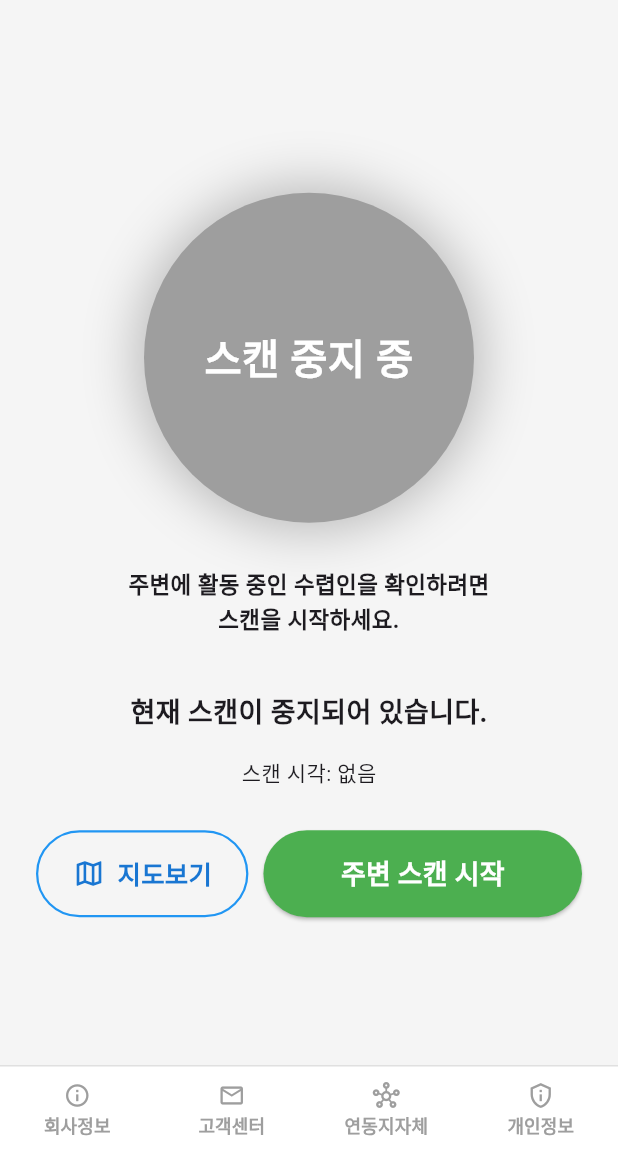
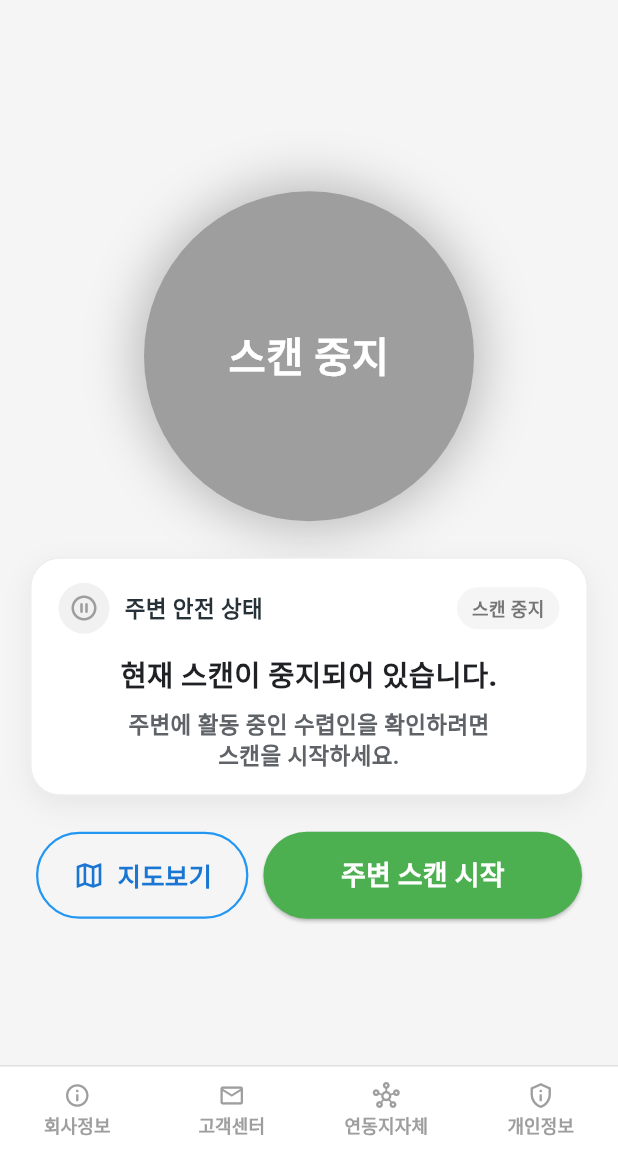
Before and after one commit to anyhunter-63/safety_ios_2025, a Flutter app: the screen it shows after launch, after a tap on "동의 안함", on a phone screen of 412 x 824 dp, the part 84-1236 px from its top. Run offline on Flutter 3.47's test engine with Material 3 defaults, Android fonts, the phone set to English and light mode, and no system bars; our stand-ins replace audioplayers, flutter_compass, flutter_map, flutter_tts, geolocator, get_storage and 4 more; project files that could hold a hidden picture were left out.

Commit message:
Build iOS safety_ios

```diff
--- a/analysis_options.yaml
+++ b/analysis_options.yaml
@@ -7,6 +7,15 @@
 
 # The following line activates a set of recommended lints for Flutter apps,
 # packages, and plugins designed to encourage good coding practices.
+analyzer:
+  exclude:
+    - build/**
+    - android/**
+    - ios/**
+    - web/**
+    - windows/**
+    - macos/**
+    - linux/**
 include: package:flutter_lints/flutter.yaml
 
 linter:
--- a/lib/main.dart
+++ b/lib/main.dart
@@ -1388,7 +1388,7 @@ Future<void> _openHunterMap() async {
     final caution = _cautionText();
 
     // 스캔 시작 전에는 SAFE로 보이지 않도록 별도 상태 표시
-    final String displayLevel = _running ? _level : '스캔 중지 중';
+    final String displayLevel = _running ? _level : '스캔 중지';
 
     // 🔹 원 기본색
     // 스캔 중지 상태에서는 초록색(SAFE) 대신 회색으로 표시한다.
@@ -1472,26 +1472,157 @@ Future<void> _openHunterMap() async {
                 ),
               ),
             ),
-            const SizedBox(height: 30),
-            _buildRangeMessage(),
-            const SizedBox(height: 8),
-            if (_running) const ScanProgressBar(),
-            Text(
-              _distanceText(),
-              style: const TextStyle(fontSize: 15),
+            const SizedBox(height: 24),
+
+            // 주변 상태 정보 카드
+            // Android / iOS 공용 UI이며 스캔·경보 로직은 변경하지 않는다.
+            Container(
+              width: double.infinity,
+              margin: const EdgeInsets.symmetric(horizontal: 4),
+              padding: const EdgeInsets.fromLTRB(18, 16, 18, 15),
+              decoration: BoxDecoration(
+                color: Colors.white,
+                borderRadius: BorderRadius.circular(20),
+                border: Border.all(
+                  color: Colors.grey.shade200,
+                  width: 1,
+                ),
+                boxShadow: const [
+                  BoxShadow(
+                    color: Color(0x10000000),
+                    blurRadius: 16,
+                    offset: Offset(0, 6),
+                  ),
+                ],
+              ),
+              child: Column(
+                children: [
+                  Row(
+                    children: [
+                      Container(
+                        width: 34,
+                        height: 34,
+                        decoration: BoxDecoration(
+                          shape: BoxShape.circle,
+                          color: baseColor.withOpacity(0.14),
+                        ),
+                        child: Icon(
+                          _running
+                              ? Icons.radar_rounded
+                              : Icons.pause_circle_outline_rounded,
+                          size: 20,
+                          color: baseColor,
+                        ),
+                      ),
+                      const SizedBox(width: 10),
+                      const Expanded(
+                        child: Text(
+                          '주변 안전 상태',
+                          style: TextStyle(
+                            fontSize: 15,
+                            fontWeight: FontWeight.w800,
+                            color: Color(0xFF263238),
+                          ),
+                        ),
+                      ),
+                      Container(
+                        padding: const EdgeInsets.symmetric(
+                          horizontal: 10,
+                          vertical: 5,
+                        ),
+                        decoration: BoxDecoration(
+                          color: _running
+                              ? Colors.green.shade50
+                              : Colors.grey.shade100,
+                          borderRadius: BorderRadius.circular(20),
+                        ),
+                        child: Text(
+                          _running ? '스캔 중' : '스캔 중지',
+                          style: TextStyle(
+                            fontSize: 12,
+                            fontWeight: FontWeight.w800,
+                            color: _running
+                                ? Colors.green.shade700
+                                : Colors.grey.shade600,
+                          ),
+                        ),
+                      ),
+                    ],
+                  ),
+
+                  const SizedBox(height: 14),
+
+                  if (caution.isNotEmpty)
+                    Text(
+                      caution,
+                      textAlign: TextAlign.center,
+                      style: const TextStyle(
+                        fontSize: 19,
+                        height: 1.35,
+                        fontWeight: FontWeight.w800,
+                        color: Color(0xFF202124),
+                      ),
+                    ),
+
+                  const SizedBox(height: 9),
+
+                  DefaultTextStyle.merge(
+                    textAlign: TextAlign.center,
+                    style: const TextStyle(
+                      fontSize: 15,
+                      height: 1.35,
+                      fontWeight: FontWeight.w600,
+                      color: Color(0xFF5F6368),
+                    ),
+                    child: _buildRangeMessage(),
+                  ),
+
+                  if (_running) ...[
+                    const SizedBox(height: 2),
+                    const ScanProgressBar(),
+                  ],
+
+                  if (_distanceText().isNotEmpty) ...[
+                    const SizedBox(height: 2),
+                    Container(
+                      padding: const EdgeInsets.symmetric(
+                        horizontal: 12,
+                        vertical: 8,
+                      ),
+                      decoration: BoxDecoration(
+                        color: const Color(0xFFF7F9FA),
+                        borderRadius: BorderRadius.circular(12),
+                      ),
+                      child: Row(
+                        mainAxisSize: MainAxisSize.min,
+                        children: [
+                          Icon(
+                            Icons.near_me_outlined,
+                            size: 17,
+                            color: Colors.grey.shade600,
+                          ),
+                          const SizedBox(width: 6),
+                          Flexible(
+                            child: Text(
+                              _distanceText(),
+                              textAlign: TextAlign.center,
+                              style: const TextStyle(
+                                fontSize: 14,
+                                fontWeight: FontWeight.w700,
+                                color: Color(0xFF3C4043),
+                              ),
+                            ),
+                          ),
+                        ],
+                      ),
+                    ),
+                  ],
+
+                ],
+              ),
             ),
-            const SizedBox(height: 8),
-            if (caution.isNotEmpty)
-              Text(
-                caution,
-                style: const TextStyle(
-                  fontSize: 18,
-                  fontWeight: FontWeight.bold,
-                ),
-              ),
-            const SizedBox(height: 16),
-            Text("스캔 시각: $last"),
-            const SizedBox(height: 28),
+
+            const SizedBox(height: 24),
             Padding(
               padding: const EdgeInsets.symmetric(horizontal: 8),
               child: Row(
--- a/통합_및_지도기능_적용안내.txt
+++ /dev/null
@@ -1,44 +0,0 @@
-안전지키미 Android+iOS 통합 프로젝트
-=====================================
-
-1. 기준 구조
-- Flutter/Dart 공통 소스: lib/
-- Android 전용: android/
-- iOS 전용: ios/
-- GitHub Actions iOS 빌드: .github/workflows/ios-ipa.yml
-
-2. 지도보기 기능
-- 메인 화면에 [지도보기] 버튼 추가
-- 평상시/위험시 관계없이 진입 가능
-- 현재 사용자 위치를 항상 지도 중심으로 표시
-- 주변 수렵인 위치를 마커로 표시
-- 5초마다 현재 위치와 수렵인 위치 갱신
-- 150m / 500m 반경 표시
-- 수렵인 UID/이름은 앱으로 보내지 않음
-
-3. 서버 PHP
-별도 제공되는 civil_safety_ping_지도기능.php를 서버의
-/BIO/civil_safety_ping.php 로 교체해야 지도 마커가 표시됩니다.
-기존 위험거리 계산은 유지하고 hunters 좌표 배열만 추가합니다.
-지도보기 요청(mapOnly=1)에서는 CIVIL_GPS_LOG에 일반인 위치를 저장하지 않습니다.
-
-4. 패키지
-pubspec.yaml에 flutter_map 7.0.2, latlong2 0.9.1 추가.
-GitHub iOS 빌드의 Flutter 3.24.5와 맞추기 위해 기존 iOS 프로젝트에서 사용하던
-호환 버전 계열을 유지했습니다.
-
-5. Android PC 빌드
-flutter pub get
-flutter build appbundle --release
-(또는 flutter build apk --release)
-
-※ release 서명용 keystore와 local.properties는 보안상 이 묶음에서 제외했습니다.
-기존 Android 프로젝트의 해당 로컬 파일을 그대로 사용하세요.
-
-6. iOS Git 빌드
-이 통합 프로젝트를 Git 저장소에 올리면 기존 .github/workflows/ios-ipa.yml을
-그대로 사용하여 macOS GitHub Actions에서 iOS를 빌드할 수 있습니다.
-
-7. 버전
-pubspec.yaml은 통합 시점에 version: 1.0.7+18 로 설정했습니다.
-스토어 제출 전 실제 배포 버전에 맞게 조정하세요.
```
Also changed, not shown: pubspec.yaml (+5 -4 lines), README_저작권등록용.txt (deleted), pubspec.lock, 11 other files.
